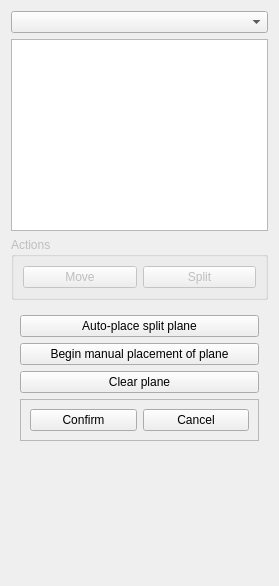
This is OsteotomyPlanner/Resources/UI/OsteotomyPlanner.ui in KitwareMedical/OsteotomyPlanner as Qt 5 draws it before an edit. The edited form follows.
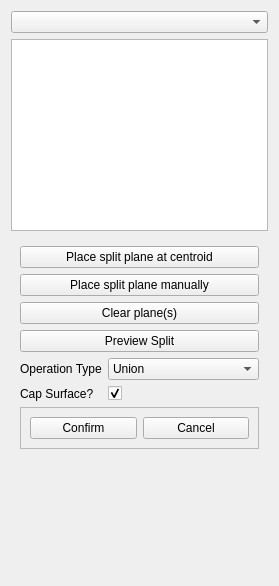
This is the edited form. The open tabs and pages were chosen to show the change. Custom widgets are drawn as their Qt base class.

Commit message: Working move and split

Patch:
```diff
--- a/OsteotomyPlanner/Resources/UI/OsteotomyPlanner.ui
+++ b/OsteotomyPlanner/Resources/UI/OsteotomyPlanner.ui
@@ -25,38 +25,32 @@
      </attribute>
     </widget>
    </item>
-   <item>
-    <widget class="ctkCollapsibleGroupBox" name="ActionsGroupBox">
-     <property name="enabled">
-      <bool>false</bool>
-     </property>
-     <property name="title">
-      <string>Actions</string>
-     </property>
-     <layout class="QHBoxLayout" name="horizontalLayout_2">
-      <item>
-       <widget class="QPushButton" name="MoveButton">
-        <property name="text">
-         <string>Move</string>
-        </property>
-       </widget>
-      </item>
-      <item>
-       <widget class="QPushButton" name="SplitButton">
-        <property name="text">
-         <string>Split</string>
-        </property>
-       </widget>
-      </item>
-     </layout>
-    </widget>
-   </item>
    <item>
     <widget class="QStackedWidget" name="ActionsWidget">
      <property name="currentIndex">
       <number>2</number>
      </property>
-     <widget class="QWidget" name="BlankWidget"/>
+     <widget class="QWidget" name="MenuWidget">
+      <property name="enabled">
+       <bool>false</bool>
+      </property>
+      <layout class="QHBoxLayout" name="horizontalLayout_2">
+       <item>
+        <widget class="QPushButton" name="SplitButton">
+         <property name="text">
+          <string>Split</string>
+         </property>
+        </widget>
+       </item>
+       <item>
+        <widget class="QPushButton" name="MoveButton">
+         <property name="text">
+          <string>Move</string>
+         </property>
+        </widget>
+       </item>
+      </layout>
+     </widget>
      <widget class="QWidget" name="MoveWidget">
       <layout class="QHBoxLayout" name="horizontalLayout_3">
        <item>
@@ -83,7 +77,7 @@
           <string>Place the splitting plane at the center of mass of the model</string>
          </property>
          <property name="text">
-          <string>Auto-place split plane</string>
+          <string>Place split plane at centroid</string>
          </property>
         </widget>
        </item>
@@ -93,7 +87,7 @@
           <string>Begin placing splitting plane as a fiducial</string>
          </property>
          <property name="text">
-          <string>Begin manual placement of plane</string>
+          <string>Place split plane manually</string>
          </property>
         </widget>
        </item>
@@ -103,10 +97,64 @@
           <string>Clear current splitting plane</string>
          </property>
          <property name="text">
-          <string>Clear plane</string>
+          <string>Clear plane(s)</string>
          </property>
         </widget>
        </item>
+       <item>
+        <widget class="QPushButton" name="PreviewSplitButton">
+         <property name="text">
+          <string>Preview Split</string>
+         </property>
+        </widget>
+       </item>
+       <item>
+        <layout class="QFormLayout" name="SplitOptions">
+         <item row="0" column="0">
+          <widget class="QLabel" name="label">
+           <property name="text">
+            <string>Operation Type</string>
+           </property>
+          </widget>
+         </item>
+         <item row="0" column="1">
+          <widget class="QComboBox" name="comboBox">
+           <item>
+            <property name="text">
+             <string>Union</string>
+            </property>
+           </item>
+           <item>
+            <property name="text">
+             <string>Intersection</string>
+            </property>
+           </item>
+           <item>
+            <property name="text">
+             <string>Difference</string>
+            </property>
+           </item>
+          </widget>
+         </item>
+         <item row="1" column="0">
+          <widget class="QLabel" name="label_2">
+           <property name="text">
+            <string>Cap Surface?</string>
+           </property>
+          </widget>
+         </item>
+         <item row="1" column="1">
+          <widget class="QCheckBox" name="checkBox">
+           <property name="text">
+            <string/>
+           </property>
+           <property name="checked">
+            <bool>true</bool>
+           </property>
+          </widget>
+         </item>
+        </layout>
+       </item>
        <item>
         <widget class="QFrame" name="SplitFinishWidget">
          <property name="frameShape">
@@ -159,12 +207,6 @@
   </layout>
  </widget>
  <customwidgets>
-  <customwidget>
-   <class>ctkCollapsibleGroupBox</class>
-   <extends>QGroupBox</extends>
-   <header>ctkCollapsibleGroupBox.h</header>
-   <container>1</container>
-  </customwidget>
   <customwidget>
    <class>ctkComboBox</class>
    <extends>QComboBox</extends>
```
Left out of the diff: 14 changed lines with no effect on the pictures. The commit also changes 2 other files.
